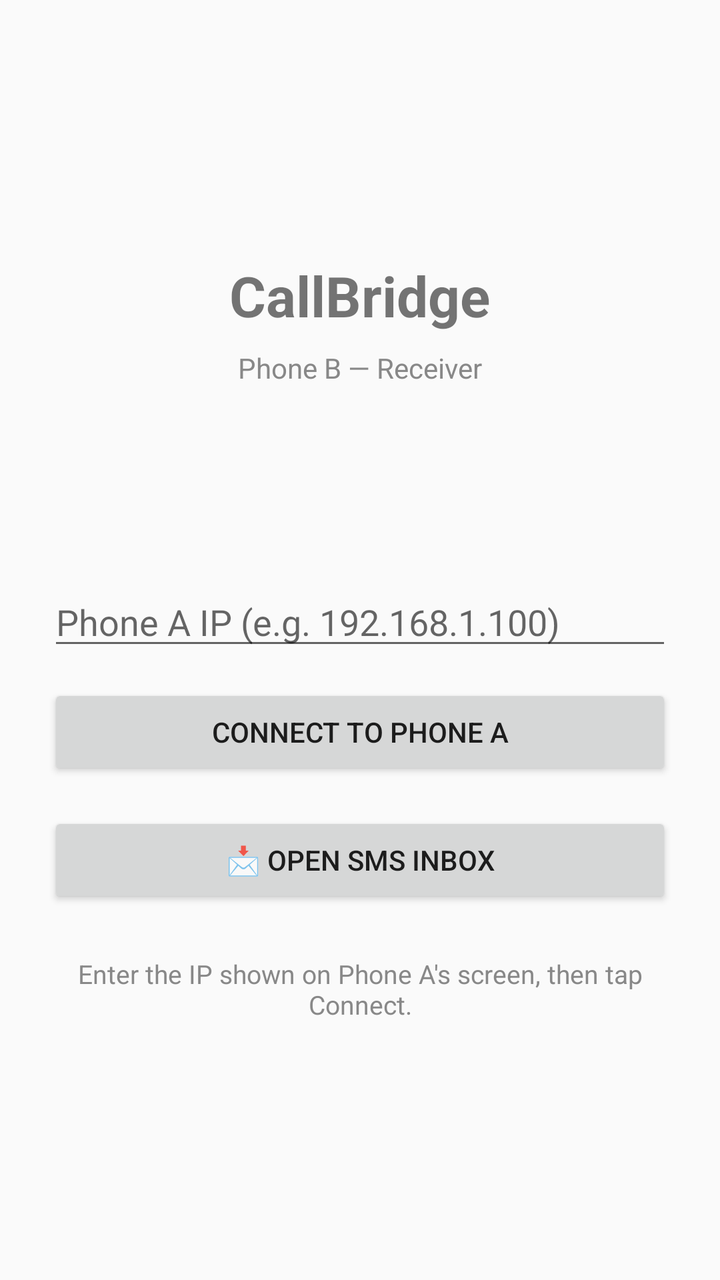
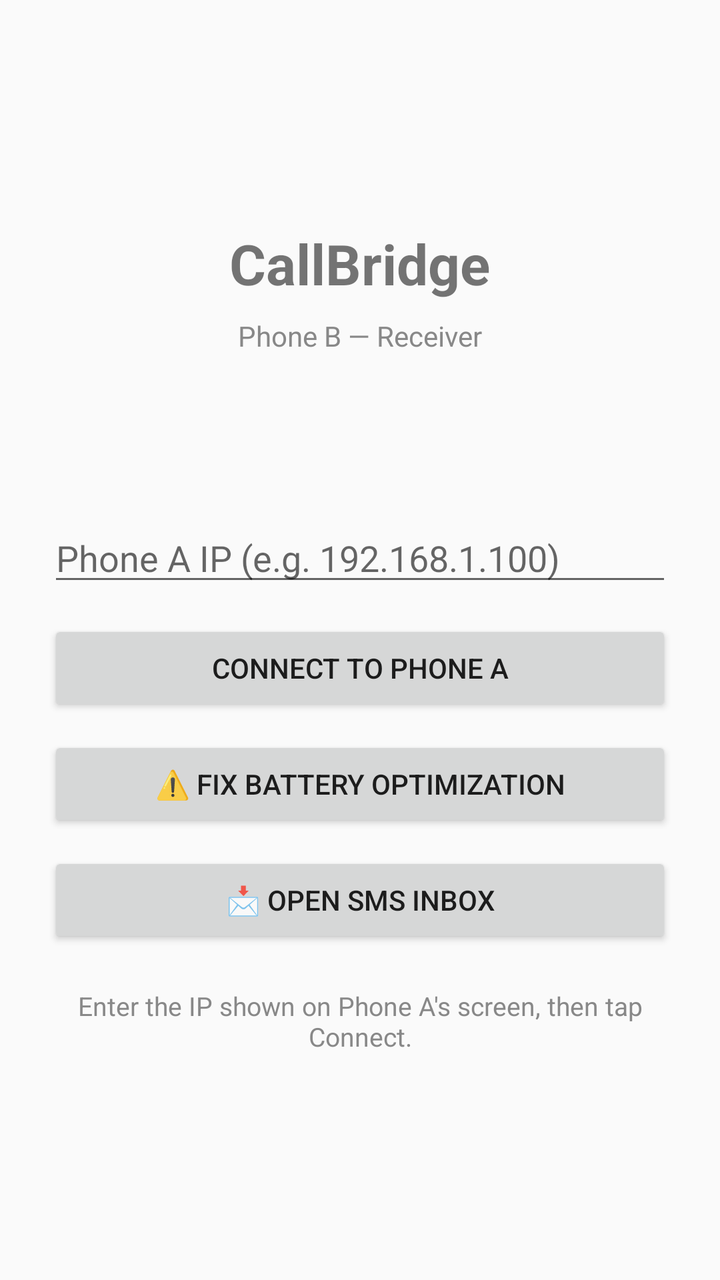

Two renders of the same Android screen: before a commit and after it. Below are the layout's source before the change and the commit's diff.
<!-- AndroidManifest.xml: application theme AppTheme -->
<!-- res/layout/activity_main.xml -->
<?xml version="1.0" encoding="utf-8"?>
<LinearLayout xmlns:android="http://schemas.android.com/apk/res/android"
    android:layout_width="match_parent"
    android:layout_height="match_parent"
    android:orientation="vertical"
    android:padding="24dp"
    android:gravity="center">

    <TextView
        android:text="CallBridge"
        android:layout_width="wrap_content"
        android:layout_height="wrap_content"
        android:textSize="28sp"
        android:textStyle="bold"
        android:layout_marginBottom="8dp" />

    <TextView
        android:text="Phone B — Receiver"
        android:layout_width="wrap_content"
        android:layout_height="wrap_content"
        android:textSize="14sp"
        android:textColor="#888888"
        android:layout_marginBottom="24dp" />

    
    <TextView
        android:id="@+id/tvStatus"
        android:layout_width="match_parent"
        android:layout_height="wrap_content"
        android:textSize="16sp"
        android:gravity="center"
        android:layout_marginBottom="8dp" />

    
    <TextView
        android:id="@+id/tvTransport"
        android:layout_width="match_parent"
        android:layout_height="wrap_content"
        android:textSize="13sp"
        android:gravity="center"
        android:textColor="#888888"
        android:layout_marginBottom="24dp" />

    <EditText
        android:id="@+id/etPhoneAIp"
        android:layout_width="match_parent"
        android:layout_height="wrap_content"
        android:hint="Phone A IP (e.g. 192.168.1.100)"
        android:inputType="text"
        android:layout_marginBottom="12dp" />

    <Button
        android:id="@+id/btnConnect"
        android:layout_width="match_parent"
        android:layout_height="wrap_content"
        android:text="Connect to Phone A"
        android:layout_marginBottom="16dp" />

    <Button
        android:id="@+id/btnOpenSms"
        android:layout_width="match_parent"
        android:layout_height="wrap_content"
        android:text="📩 Open SMS Inbox" />

    <TextView
        android:layout_width="match_parent"
        android:layout_height="wrap_content"
        android:text="Enter the IP shown on Phone A's screen, then tap Connect."
        android:textSize="13sp"
        android:layout_marginTop="24dp"
        android:gravity="center"
        android:textColor="#888888" />

</LinearLayout>
<!-- resources referenced by this layout -->
<resources>
  <style name="AppTheme" parent="Theme.AppCompat.Light.DarkActionBar">
          <item name="colorPrimary">#1976D2</item>
          <item name="colorPrimaryDark">#1565C0</item>
          <item name="colorAccent">#4CAF50</item>
      </style>
</resources>

<!-- the commit's change to res/layout/activity_main.xml (unified diff, before → after) -->
@@ -20,18 +20,16 @@
         android:layout_height="wrap_content"
         android:textSize="14sp"
         android:textColor="#888888"
-        android:layout_marginBottom="24dp" />
+        android:layout_marginBottom="16dp" />
 
-    
     <TextView
         android:id="@+id/tvStatus"
         android:layout_width="match_parent"
         android:layout_height="wrap_content"
         android:textSize="16sp"
         android:gravity="center"
-        android:layout_marginBottom="8dp" />
+        android:layout_marginBottom="4dp" />
 
-    
     <TextView
         android:id="@+id/tvTransport"
         android:layout_width="match_parent"
@@ -39,7 +37,7 @@
         android:textSize="13sp"
         android:gravity="center"
         android:textColor="#888888"
-        android:layout_marginBottom="24dp" />
+        android:layout_marginBottom="20dp" />
 
     <EditText
         android:id="@+id/etPhoneAIp"
@@ -54,7 +52,14 @@
         android:layout_width="match_parent"
         android:layout_height="wrap_content"
         android:text="Connect to Phone A"
-        android:layout_marginBottom="16dp" />
+        android:layout_marginBottom="10dp" />
+
+    <Button
+        android:id="@+id/btnBatteryFix"
+        android:layout_width="match_parent"
+        android:layout_height="wrap_content"
+        android:text="⚠️ Fix Battery Optimization"
+        android:layout_marginBottom="10dp" />
 
     <Button
         android:id="@+id/btnOpenSms"
@@ -67,7 +72,7 @@
         android:layout_height="wrap_content"
         android:text="Enter the IP shown on Phone A's screen, then tap Connect."
         android:textSize="13sp"
-        android:layout_marginTop="24dp"
+        android:layout_marginTop="20dp"
         android:gravity="center"
         android:textColor="#888888" />
 
